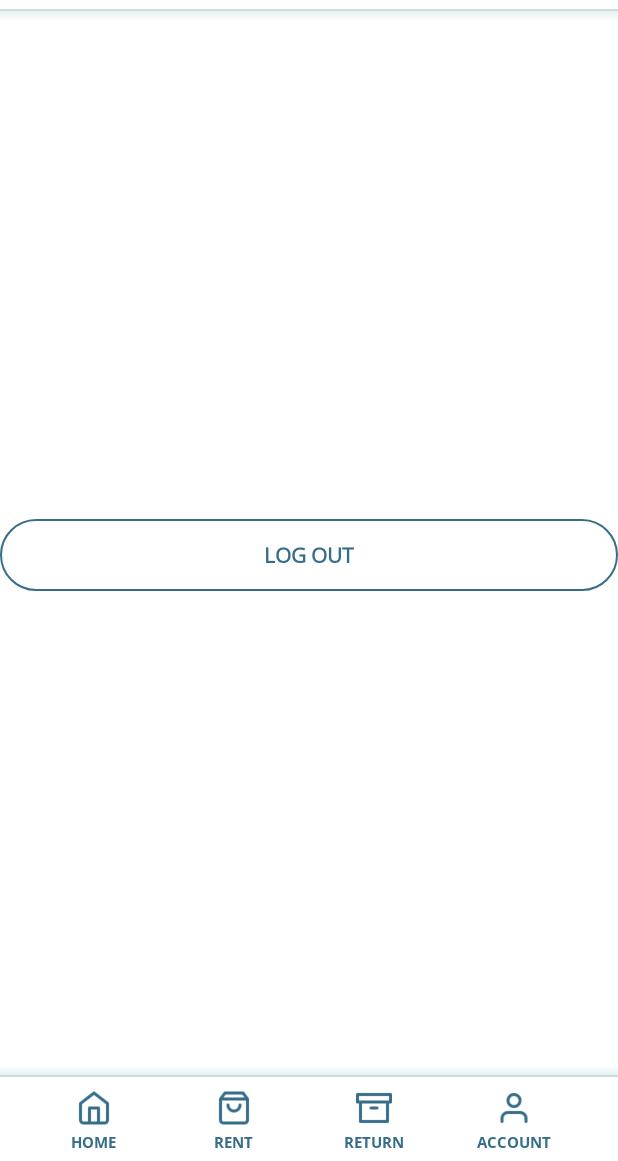
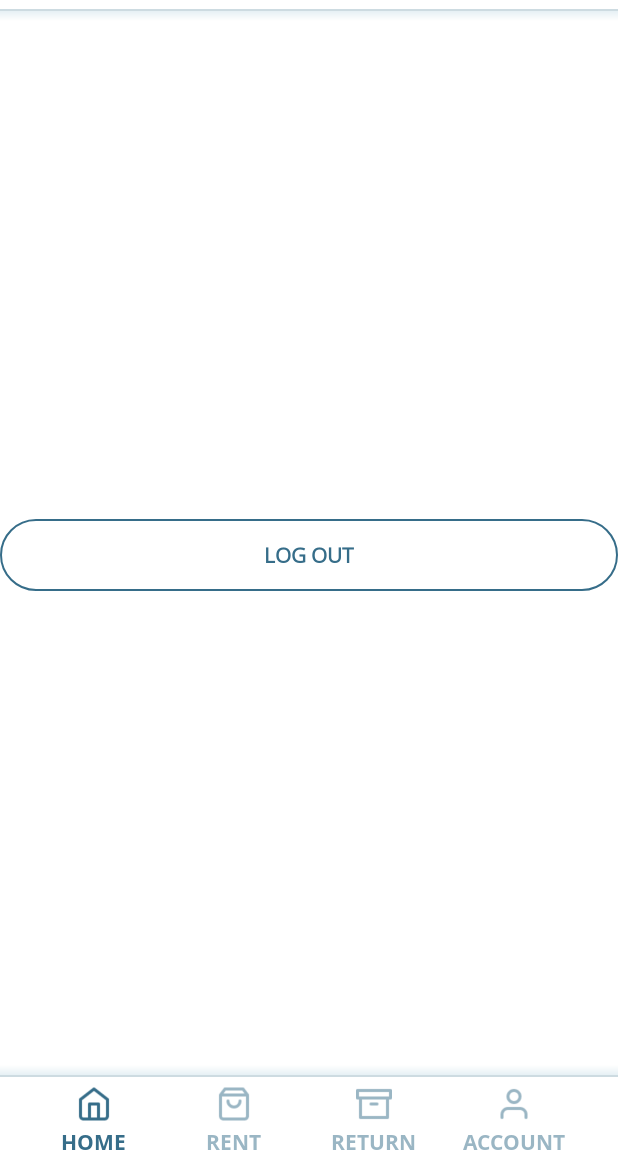
Before and after one commit to StevenSuh/Bagito, an Android app: the MainActivity screen opened directly, with no data from a screen before it, on a phone screen of 412 x 824 dp, the part 75-1236 px from its top. Run offline under Robolectric (Android 15) with nearby library versions, the phone set to English and light mode, and no system bars.

Commit message:
make navbar function

```diff
--- a/app/app/src/main/java/com/example/bagito/Enums.java
+++ b/app/app/src/main/java/com/example/bagito/Enums.java
@@ -1,6 +1,10 @@
 package com.example.bagito;
 
 public enum Enums {
+    HOME_BUTTON("home_button"),
+    RENT_BUTTON("rent_button"),
+    RETURN_BUTTON("return_button"),
+    ACCOUNT_BUTTON("account_button"),
     SHARED_PREFS("SHARED_PREFS"),
     IS_LOGGED_IN("IS_LOGGED_IN");
 
--- a/app/app/src/main/java/com/example/bagito/MainActivity.java
+++ b/app/app/src/main/java/com/example/bagito/MainActivity.java
@@ -2,14 +2,15 @@ package com.example.bagito;
 
 import android.content.Intent;
 import android.content.SharedPreferences;
-import android.graphics.Color;
 import android.graphics.drawable.ColorDrawable;
 import android.support.v7.app.ActionBar;
 import android.support.v7.app.AppCompatActivity;
 import android.os.Bundle;
 import android.text.Html;
+import android.view.MotionEvent;
 import android.view.View;
 import android.widget.Button;
+import android.widget.LinearLayout;
 
 public class MainActivity extends AppCompatActivity {
 
@@ -29,7 +30,8 @@ public class MainActivity extends AppCompatActivity {
         super.onCreate(savedInstanceState);
         setContentView(R.layout.activity_main);
 
-        setActionBarColor();
+        initActionBar();
+        initNavbar(Enums.HOME_BUTTON.toString());
 
         Button mLogoutButton = findViewById(R.id.logout_button);
         mLogoutButton.setOnClickListener(new View.OnClickListener() {
@@ -38,12 +40,14 @@ public class MainActivity extends AppCompatActivity {
                 prefs.edit().putBoolean(Enums.IS_LOGGED_IN.toString(), false).apply();
 
                 Intent intent = new Intent(getApplicationContext(), LoginActivity.class);
+                intent.addFlags(Intent.FLAG_ACTIVITY_CLEAR_TOP | Intent.FLAG_ACTIVITY_NEW_TASK);
                 startActivity(intent);
+                finish();
             }
         });
     }
 
-    public void setActionBarColor() {
+    public void initActionBar() {
         ActionBar actionBar = getSupportActionBar();
         System.out.println(actionBar);
 
@@ -52,4 +56,80 @@ public class MainActivity extends AppCompatActivity {
             actionBar.setBackgroundDrawable(new ColorDrawable(getResources().getColor(R.color.colorLight)));
         }
     }
+
+    public void initNavbar(String currentPage) {
+        final LinearLayout homeButton = findViewById(R.id.home_button);
+        final LinearLayout rentButton = findViewById(R.id.rent_button);
+        final LinearLayout returnButton = findViewById(R.id.return_button);
+        final LinearLayout accountButton = findViewById(R.id.account_button);
+
+        homeButton.setAlpha(0.5f);
+        rentButton.setAlpha(0.5f);
+        returnButton.setAlpha(0.5f);
+        accountButton.setAlpha(0.5f);
+
+        View.OnTouchListener onTouchListener = new View.OnTouchListener() {
+            @Override
+            public boolean onTouch(View v, MotionEvent event) {
+                if(event.getAction() == MotionEvent.ACTION_DOWN) {
+                    v.setAlpha(1);
+                } else if (event.getAction() == MotionEvent.ACTION_UP) {
+                    v.setAlpha(0.5f);
+                }
+                return true;
+            }
+        };
+
+        homeButton.setOnTouchListener(onTouchListener);
+        rentButton.setOnTouchListener(onTouchListener);
+        returnButton.setOnTouchListener(onTouchListener);
+        accountButton.setOnTouchListener(onTouchListener);
+
+        homeButton.setOnClickListener(new View.OnClickListener() {
+            @Override
+            public void onClick(View v) {
+                Intent intent = new Intent(v.getContext(), MainActivity.class);
+                startActivity(intent);
+            }
+        });
+        rentButton.setOnClickListener(new View.OnClickListener() {
+            @Override
+            public void onClick(View v) {
+//                    Intent intent = new Intent(v.getContext(), RentActivity.class);
+//                    startActivity(intent);
+            }
+        });
+        returnButton.setOnClickListener(new View.OnClickListener() {
+            @Override
+            public void onClick(View v) {
+//                    Intent intent = new Intent(v.getContext(), ReturnActivity.class);
+//                    startActivity(intent);
+            }
+        });
+        accountButton.setOnClickListener(new View.OnClickListener() {
+            @Override
+            public void onClick(View v) {
+//                    Intent intent = new Intent(v.getContext(), AccountActivity.class);
+//                    startActivity(intent);
+            }
+        });
+
+        if (currentPage.equals(Enums.HOME_BUTTON.toString())) {
+            homeButton.setAlpha(1);
+            homeButton.setOnTouchListener(null);
+            homeButton.setOnClickListener(null);
+        } else if (currentPage.equals(Enums.RENT_BUTTON.toString())) {
+            rentButton.setAlpha(1);
+            rentButton.setOnTouchListener(null);
+            rentButton.setOnClickListener(null);
+        } else if (currentPage.equals(Enums.RETURN_BUTTON.toString())) {
+            returnButton.setAlpha(1);
+            returnButton.setOnTouchListener(null);
+            returnButton.setOnClickListener(null);
+        } else if (currentPage.equals(Enums.ACCOUNT_BUTTON.toString())) {
+            accountButton.setAlpha(1);
+            accountButton.setOnTouchListener(null);
+            accountButton.setOnClickListener(null);
+        }
+    }
 }
--- a/app/app/src/main/res/layout/navbar.xml
+++ b/app/app/src/main/res/layout/navbar.xml
@@ -2,7 +2,7 @@
 <android.support.v7.widget.Toolbar
     xmlns:android="http://schemas.android.com/apk/res/android"
     android:layout_width="match_parent"
-    android:layout_height="?actionBarSize"
+    android:layout_height="65dp"
     android:id="@+id/toolbar_actionbar"
     android:padding="0dp">
     <LinearLayout
@@ -12,9 +12,10 @@
         android:layout_marginTop="4dp"
         android:layout_marginRight="22dp"
         android:layout_marginEnd="22dp"
-        android:weightSum="4" >
+        android:weightSum="4">
 
         <LinearLayout
+            android:id="@+id/home_button"
             android:layout_width="0dp"
             android:layout_height="wrap_content"
             android:layout_gravity="center_vertical"
@@ -32,13 +33,13 @@
                 android:layout_marginTop="3dp"
                 android:fontFamily="@font/open_sans_bold"
                 android:text="Home"
-                android:textSize="10sp"
                 android:textColor="@color/colorPrimary"
                 android:textAllCaps="true"
                 android:textStyle="bold" />
         </LinearLayout>
 
         <LinearLayout
+            android:id="@+id/rent_button"
             android:layout_width="0dp"
             android:layout_height="wrap_content"
             android:layout_gravity="center_vertical"
@@ -56,13 +57,13 @@
                 android:layout_marginTop="3dp"
                 android:fontFamily="@font/open_sans_bold"
                 android:text="Rent"
-                android:textSize="10sp"
                 android:textAllCaps="true"
                 android:textColor="@color/colorPrimary"
                 android:textStyle="bold" />
         </LinearLayout>
 
         <LinearLayout
+            android:id="@+id/return_button"
             android:layout_width="0dp"
             android:layout_height="wrap_content"
             android:layout_gravity="center_vertical"
@@ -80,13 +81,13 @@
                 android:layout_marginTop="3dp"
                 android:fontFamily="@font/open_sans_bold"
                 android:text="Return"
-                android:textSize="10sp"
                 android:textColor="@color/colorPrimary"
                 android:textAllCaps="true"
                 android:textStyle="bold" />
         </LinearLayout>
 
         <LinearLayout
+            android:id="@+id/account_button"
             android:layout_width="0dp"
             android:layout_height="wrap_content"
             android:layout_gravity="center_vertical"
@@ -104,7 +105,6 @@
                 android:layout_marginTop="3dp"
                 android:fontFamily="@font/open_sans_bold"
                 android:text="Account"
-                android:textSize="10sp"
                 android:textColor="@color/colorPrimary"
                 android:textAllCaps="true"
                 android:textStyle="bold" />
```
Also changed, not shown: app/app/src/main/java/com/example/bagito/LoginActivity.java (+14 -0 lines).
